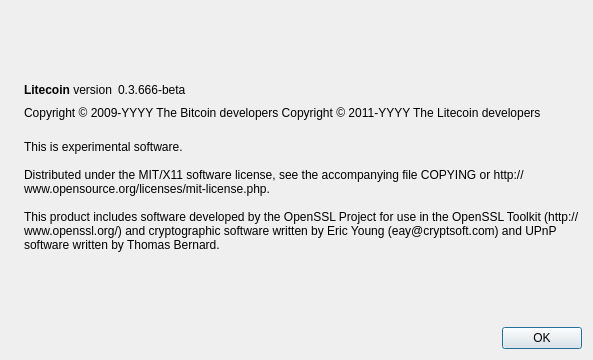
This is src/qt/forms/aboutdialog.ui in ShockwaveCryptocurrency/Shockwave as Qt 5 draws it before an edit. The edited form follows.
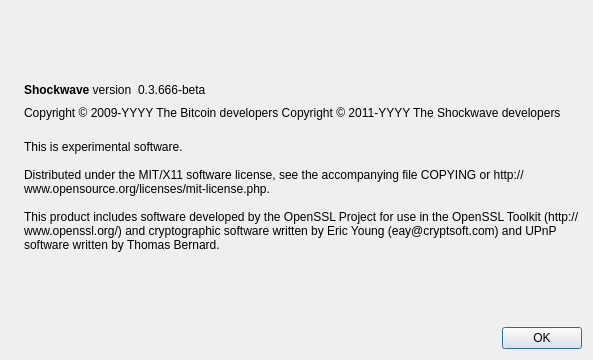
This is the edited form. Icons and pictures are not drawn.

Commit message: Replaced litecoin with shockwave

```diff
--- a/src/qt/forms/aboutdialog.ui
+++ b/src/qt/forms/aboutdialog.ui
@@ -50,7 +50,7 @@
           <cursorShape>IBeamCursor</cursorShape>
          </property>
          <property name="text">
-          <string>&lt;b&gt;Litecoin&lt;/b&gt; version</string>
+          <string>&lt;b&gt;Shockwave&lt;/b&gt; version</string>
          </property>
          <property name="textInteractionFlags">
           <set>Qt::LinksAccessibleByMouse|Qt::TextSelectableByKeyboard|Qt::TextSelectableByMouse</set>
@@ -92,7 +92,7 @@
        </property>
        <property name="text">
         <string notr="true">Copyright &amp;copy; 2009-YYYY The Bitcoin developers
-Copyright &amp;copy; 2011-YYYY The Litecoin developers</string>
+Copyright &amp;copy; 2011-YYYY The Shockwave developers</string>
        </property>
        <property name="textFormat">
         <enum>Qt::RichText</enum>
```
Left out of the diff: 2 changed lines with no effect on the pictures. The commit also changes 115 other files.
